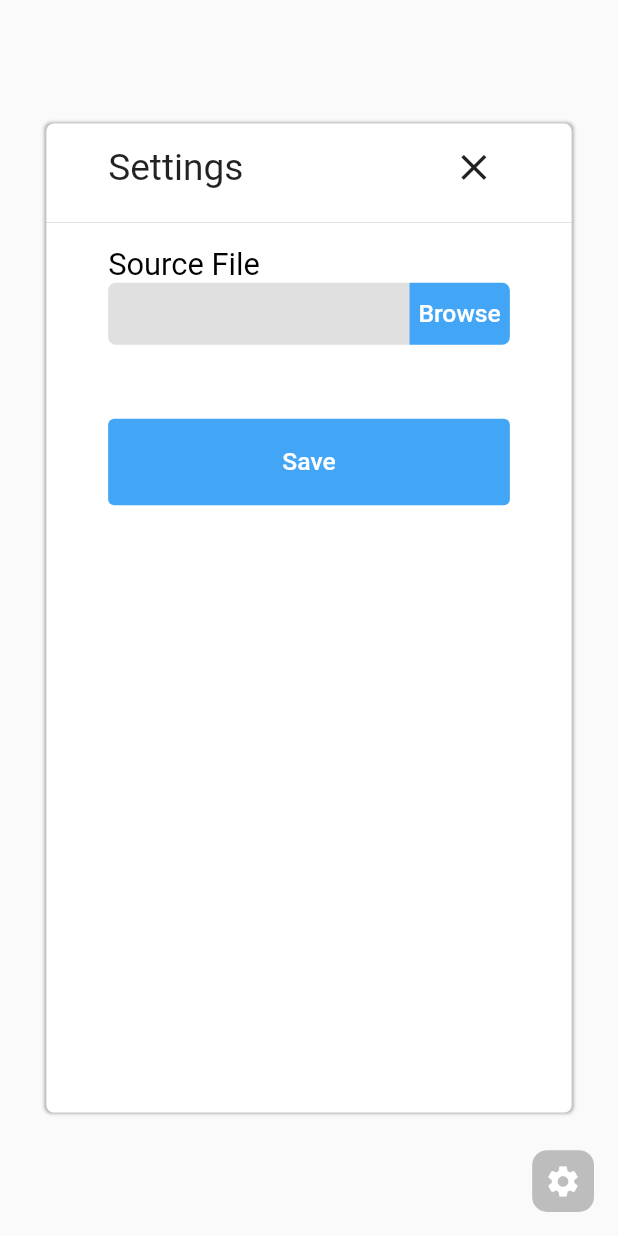
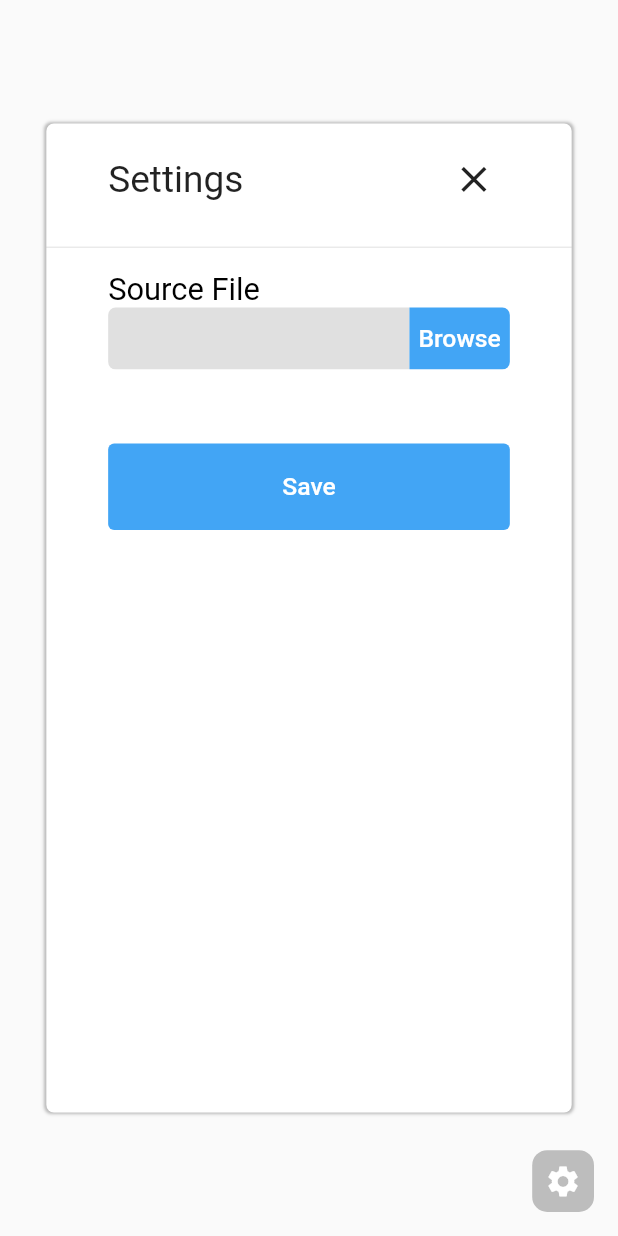
Before and after one commit to hazarduman0/current_data_panel, a Flutter app: the screen it shows after launch, after a tap on the "settings" icon, on a phone screen of 412 x 824 dp. Run offline on Flutter 3.47's test engine with Material 2 defaults, Android fonts, the phone set to English and light mode, and no system bars; our stand-ins replace file_picker, flutter_colorpicker, get, get_storage; missing offline and left inert: desktop_window, window_manager; statements that could not run were skipped.

Commit message:
current_data_panel

```diff
--- a/lib/controller/window_controller.dart
+++ b/lib/controller/window_controller.dart
@@ -31,7 +31,7 @@ class WindowController extends GetxController with WindowListener {
       : isWidthShort600(size)
           ? size.width / 2
           : isWidthShort900(size)
-              ? size.width / 4
+              ? size.width / 3
               : isWidthShort1200(size)
                   ? (size.width- 10) / 4
                   : (size.width - 10)/ 5;
--- a/lib/ui/widget/dialog_widget.dart
+++ b/lib/ui/widget/dialog_widget.dart
@@ -55,7 +55,7 @@ class DialogWidget extends StatelessWidget {
           .copyWith(fontSize: size.longestSide * 0.025, color: AppColor.black));
 
   Widget header(Size size, BuildContext context) => SizedBox(
-        height: size.height * 0.08 - 8,
+        height: size.height * 0.1 - 8,
         width: size.width,
         child: Align(
           alignment: Alignment.center,
@@ -76,6 +76,7 @@ class DialogWidget extends StatelessWidget {
                       _dtc.killTemps();
                       _dc.setDialogOpen(false);
                     },
+                    splashColor: Colors.transparent,
                     icon: Icon(
                       Icons.clear,
                       size: size.longestSide * 0.035,
@@ -87,7 +88,7 @@ class DialogWidget extends StatelessWidget {
       );
 
   Widget body(Size size, BuildContext context) => SizedBox(
-        height: size.height * 0.72 - 8,
+        height: size.height * 0.7 - 8,
         width: size.width,
         child: SingleChildScrollView(
           child: Padding(
```
